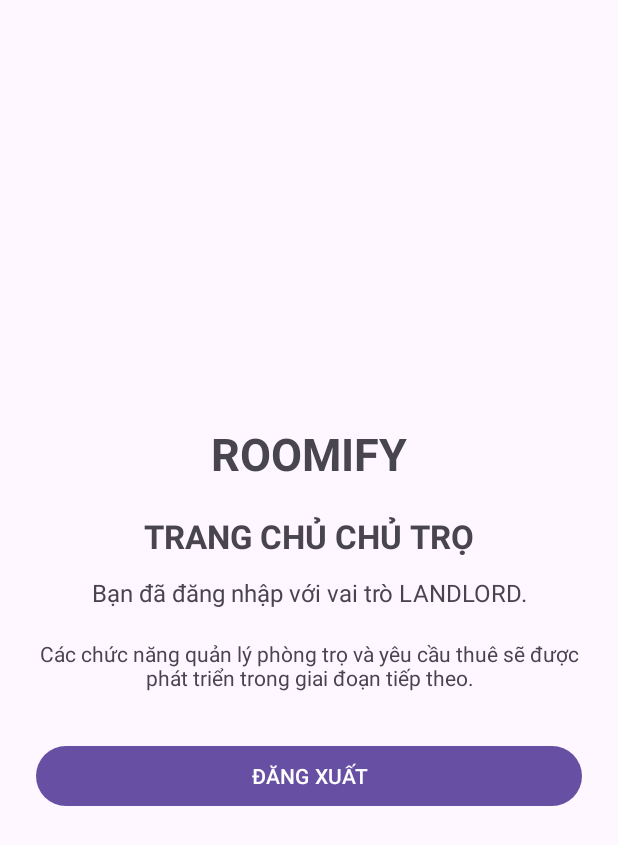
After one commit to vanhoangf/Roomify_AppHoTroTimKiemVaThuePhongTro, an Android app: the LandlordHomeActivity screen opened directly, with no data from a screen before it, on a phone screen of 412 x 824 dp. The commit adds this screen. Shown: the top 845 px of the screen. Run offline under Robolectric (Android 15) with nearby library versions, the phone set to English and light mode, and no system bars.

Commit message:
implement Android role routing and logout session management

```diff
--- /dev/null
+++ b/mobile/Roomify/app/src/main/java/com/roomify/app/ui/common/RoleSessionGuard.kt
@@ -0,0 +1,134 @@
+
+package com.roomify.app.ui.common
+
+import android.content.Intent
+
+import androidx.appcompat.app.AppCompatActivity
+import androidx.lifecycle.lifecycleScope
+
+import com.roomify.app.MainActivity
+import com.roomify.app.data.local.TokenManager
+import com.roomify.app.data.local.TokenManagerSessionStore
+import com.roomify.app.data.remote.api.AuthApi
+import com.roomify.app.data.remote.common.ApiResult
+import com.roomify.app.data.remote.network.RetrofitClient
+import com.roomify.app.data.repository.AuthRepository
+
+import kotlinx.coroutines.CancellationException
+import kotlinx.coroutines.launch
+
+object RoleSessionGuard {
+
+    fun verify(
+        activity: AppCompatActivity,
+        expectedRole: String,
+        onNetworkError: (String) -> Unit
+    ) {
+
+        activity.lifecycleScope.launch {
+
+            try {
+
+                val tokenManager = TokenManager(
+                    activity.applicationContext
+                )
+
+                // 1. Kiểm tra có token đã lưu không.
+                if (!tokenManager.hasSession()) {
+
+                    openLogin(activity)
+                    return@launch
+                }
+
+                // 2. Khởi tạo networking nếu cần.
+                RetrofitClient.initialize(
+                    activity.applicationContext
+                )
+
+                val authRepository = AuthRepository(
+                    authApi = RetrofitClient.createService(
+                        AuthApi::class.java
+                    ),
+                    sessionStore = TokenManagerSessionStore(
+                        tokenManager
+                    )
+                )
+
+                // 3. Kiểm tra JWT trên backend.
+                when (val result = authRepository.getMe()) {
+
+                    is ApiResult.Success -> {
+
+                        val actualRole = result.data?.role
+
+                        if (!actualRole.equals(
+                                expectedRole,
+                                ignoreCase = true
+                            )
+                        ) {
+
+                            // Role khác: chuyển tới màn hình đúng.
+                            val navigated = RoleRouter.openHome(
+                                activity,
+                                actualRole
+                            )
+
+                            if (!navigated) {
+
+                                // Role không hỗ trợ trên Android.
+                                tokenManager.clearSession()
+                                openLogin(activity)
+                            }
+                        }
+                    }
+
+                    is ApiResult.Error -> {
+
+                        if (result.exception.httpStatus == 401) {
+
+                            // Session hết hạn hoặc không hợp lệ.
+                            tokenManager.clearSession()
+                            openLogin(activity)
+
+                        } else {
+
+                            // Mất mạng, lỗi 5xx:
+                            // Không xóa phiên đăng nhập.
+                            onNetworkError(
+                                result.exception.message
+                            )
+                        }
+                    }
+
+                    ApiResult.Loading -> Unit
+                }
+
+            } catch (e: CancellationException) {
+
+                throw e
+
+            } catch (e: Exception) {
+
+                onNetworkError(
+                    "Không thể kiểm tra phiên đăng nhập."
+                )
+            }
+        }
+    }
+
+    private fun openLogin(
+        activity: AppCompatActivity
+    ) {
+
+        val intent = Intent(
+            activity,
+            MainActivity::class.java
+        ).apply {
+
+            flags = Intent.FLAG_ACTIVITY_NEW_TASK or
+                    Intent.FLAG_ACTIVITY_CLEAR_TASK
+        }
+
+        activity.startActivity(intent)
+    }
+}
--- /dev/null
+++ b/mobile/Roomify/app/src/main/java/com/roomify/app/ui/landlord/LandlordHomeActivity.kt
@@ -0,0 +1,52 @@
+
+package com.roomify.app.ui.landlord
+
+import android.os.Bundle
+import android.widget.Toast
+
+import androidx.appcompat.app.AppCompatActivity
+
+import com.roomify.app.databinding.ActivityLandlordHomeBinding
+import com.roomify.app.ui.common.LogoutHandler
+import com.roomify.app.ui.common.RoleSessionGuard
+
+class LandlordHomeActivity : AppCompatActivity() {
+
+    private lateinit var binding: ActivityLandlordHomeBinding
+
+    override fun onCreate(savedInstanceState: Bundle?) {
+        super.onCreate(savedInstanceState)
+
+        binding = ActivityLandlordHomeBinding.inflate(
+            layoutInflater
+        )
+
+        setContentView(binding.root)
+
+        // NÚT ĐĂNG XUẤT
+        binding.btnLogout.setOnClickListener {
+
+            LogoutHandler.logout(
+                activity = this,
+                logoutButton = binding.btnLogout
+            )
+        }
+    }
+
+    override fun onStart() {
+        super.onStart()
+
+        RoleSessionGuard.verify(
+            activity = this,
+            expectedRole = "LANDLORD",
+            onNetworkError = { message ->
+
+                Toast.makeText(
+                    this,
+                    message,
+                    Toast.LENGTH_LONG
+                ).show()
+            }
+        )
+    }
+}
--- /dev/null
+++ b/mobile/Roomify/app/src/main/res/layout/activity_landlord_home.xml
@@ -0,0 +1,51 @@
+<LinearLayout
+    xmlns:android="http://schemas.android.com/apk/res/android"
+    android:layout_width="match_parent"
+    android:layout_height="match_parent"
+    android:orientation="vertical"
+    android:gravity="center"
+    android:padding="24dp">
+
+    <TextView
+        android:layout_width="match_parent"
+        android:layout_height="wrap_content"
+        android:text="ROOMIFY"
+        android:textSize="30sp"
+        android:textStyle="bold"
+        android:gravity="center" />
+
+    <TextView
+        android:layout_width="match_parent"
+        android:layout_height="wrap_content"
+        android:text="TRANG CHỦ CHỦ TRỌ"
+        android:textSize="22sp"
+        android:textStyle="bold"
+        android:gravity="center"
+        android:layout_marginTop="20dp" />
+
+    <TextView
+        android:layout_width="match_parent"
+        android:layout_height="wrap_content"
+        android:text="Bạn đã đăng nhập với vai trò LANDLORD."
+        android:textSize="16sp"
+        android:gravity="center"
+        android:layout_marginTop="12dp" />
+
+    <TextView
+        android:layout_width="match_parent"
+        android:layout_height="wrap_content"
+        android:text="Các chức năng quản lý phòng trọ và yêu cầu thuê sẽ được phát triển trong giai đoạn tiếp theo."
+        android:textSize="14sp"
+        android:gravity="center"
+        android:layout_marginTop="20dp" />
+
+    <!-- LOGOUT BUTTON -->
+    <Button
+        android:id="@+id/btnLogout"
+        android:layout_width="match_parent"
+        android:layout_height="wrap_content"
+        android:text="ĐĂNG XUẤT"
+        android:layout_marginTop="32dp" />
+
+
+</LinearLayout>
```
Also changed, not shown: mobile/Roomify/app/src/main/AndroidManifest.xml (+8 -0 lines), mobile/Roomify/app/src/main/java/com/roomify/app/MainActivity.kt (+109 -6 lines), mobile/Roomify/app/src/main/java/com/roomify/app/ui/common/LogoutHandler.kt (added, +148 -0 lines), mobile/Roomify/app/src/main/java/com/roomify/app/ui/common/RoleRouter.kt (added, +47 -0 lines), mobile/Roomify/app/src/main/java/com/roomify/app/ui/student/StudentHomeActivity.kt (added, +52 -0 lines), mobile/Roomify/app/src/main/res/layout/activity_student_home.xml (added, +51 -0 lines), 1 other file.
